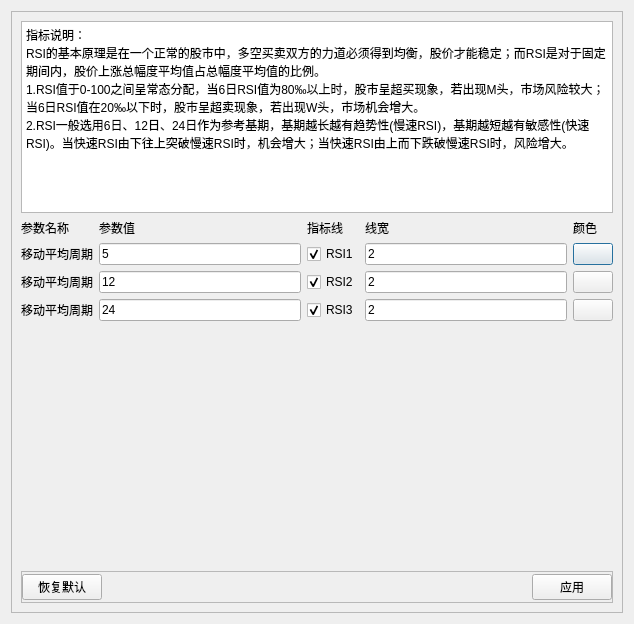
The window that src/gui/qt_widgets/MComponents/indicators/setting/RsiSettingDialog.ui (Daydreamer-AI/KLineReview) describes before a commit, drawn with Qt 5.
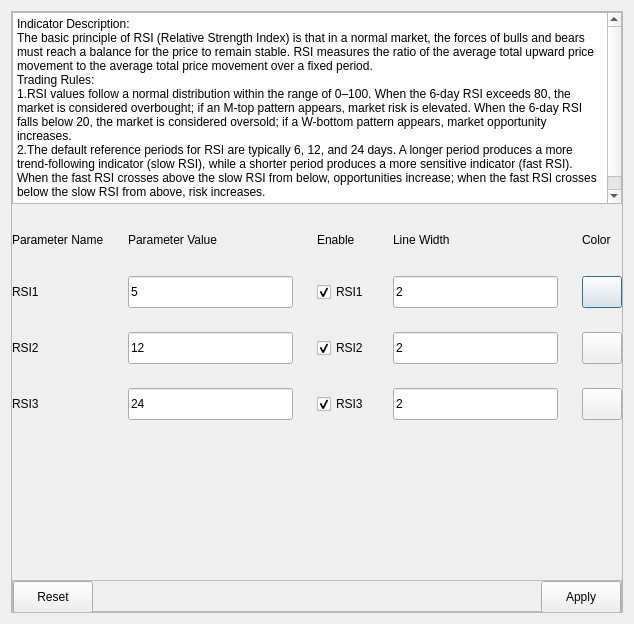
The same window after the commit. Custom widgets are drawn as their Qt base class.

Commit message: 指标设置对话框UI及国际化更新

Diff of the .ui file:
```diff
--- a/src/gui/qt_widgets/MComponents/indicators/setting/RsiSettingDialog.ui
+++ b/src/gui/qt_widgets/MComponents/indicators/setting/RsiSettingDialog.ui
@@ -23,6 +23,21 @@
       <enum>QFrame::Raised</enum>
      </property>
      <layout class="QVBoxLayout" name="verticalLayout">
+      <property name="spacing">
+       <number>24</number>
+      </property>
+      <property name="leftMargin">
+       <number>0</number>
+      </property>
+      <property name="topMargin">
+       <number>0</number>
+      </property>
+      <property name="rightMargin">
+       <number>0</number>
+      </property>
+      <property name="bottomMargin">
+       <number>0</number>
+      </property>
       <item>
        <widget class="QPlainTextEdit" name="plainTextEdit">
         <property name="sizePolicy">
@@ -35,26 +50,33 @@
          <bool>true</bool>
         </property>
         <property name="plainText">
-         <string>指标说明：
-RSI的基本原理是在一个正常的股市中，多空买卖双方的力道必须得到均衡，股价才能稳定；而RSI是对于固定期间内，股价上涨总幅度平均值占总幅度平均值的比例。
-1.RSI值于0-100之间呈常态分配，当6日RSI值为80‰以上时，股市呈超买现象，若出现M头，市场风险较大；当6日RSI值在20‰以下时，股市呈超卖现象，若出现W头，市场机会增大。
-2.RSI一般选用6日、12日、24日作为参考基期，基期越长越有趋势性(慢速RSI)，基期越短越有敏感性(快速RSI)。当快速RSI由下往上突破慢速RSI时，机会增大；当快速RSI由上而下跌破慢速RSI时，风险增大。</string>
+         <string>Indicator Description:
+The basic principle of RSI (Relative Strength Index) is that in a normal market, the forces of bulls and bears must reach a balance for the price to remain stable. RSI measures the ratio of the average total upward price movement to the average total price movement over a fixed period.
+Trading Rules:
+1.RSI values follow a normal distribution within the range of 0–100. When the 6-day RSI exceeds 80, the market is considered overbought; if an M-top pattern appears, market risk is elevated. When the 6-day RSI falls below 20, the market is considered oversold; if a W-bottom pattern appears, market opportunity increases.
+2.The default reference periods for RSI are typically 6, 12, and 24 days. A longer period produces a more trend-following indicator (slow RSI), while a shorter period produces a more sensitive indicator (fast RSI). When the fast RSI crosses above the slow RSI from below, opportunities increase; when the fast RSI crosses below the slow RSI from above, risk increases.</string>
         </property>
        </widget>
       </item>
       <item>
        <layout class="QGridLayout" name="gridLayout">
         <item row="0" column="0">
-         <widget class="QLabel" name="label_title_para_name">
+         <widget class="BodyLabel" name="label_title_para_name">
+          <property name="minimumSize">
+           <size>
+            <width>0</width>
+            <height>24</height>
+           </size>
+          </property>
           <property name="text">
-           <string>参数名称</string>
+           <string>Parameter Name</string>
           </property>
          </widget>
         </item>
         <item row="0" column="1">
          <widget class="QLabel" name="label_title_para_value">
           <property name="text">
-           <string>参数值</string>
+           <string>Parameter Value</string>
           </property>
          </widget>
         </item>
@@ -67,40 +89,52 @@
            </sizepolicy>
           </property>
           <property name="text">
-           <string>指标线</string>
+           <string>Enable</string>
           </property>
          </widget>
         </item>
         <item row="0" column="3">
          <widget class="QLabel" name="label_title_line_width">
           <property name="text">
-           <string>线宽</string>
+           <string>Line Width</string>
           </property>
          </widget>
         </item>
         <item row="0" column="4">
          <widget class="QLabel" name="label_title_line_color">
           <property name="text">
-           <string>颜色</string>
+           <string>Color</string>
           </property>
          </widget>
         </item>
         <item row="1" column="0">
          <widget class="QLabel" name="label_title_ma_period">
           <property name="text">
-           <string>移动平均周期</string>
+           <string>RSI1</string>
           </property>
          </widget>
         </item>
         <item row="1" column="1">
-         <widget class="QLineEdit" name="lineEdit_ma_period">
+         <widget class="LineEdit" name="lineEdit_ma_period">
+          <property name="minimumSize">
+           <size>
+            <width>0</width>
+            <height>32</height>
+           </size>
+          </property>
           <property name="text">
            <string>5</string>
           </property>
          </widget>
         </item>
         <item row="1" column="2">
-         <widget class="QCheckBox" name="checkBox_ma">
+         <widget class="CheckBox" name="checkBox_ma">
+          <property name="minimumSize">
+           <size>
+            <width>0</width>
+            <height>32</height>
+           </size>
+          </property>
           <property name="text">
            <string>RSI1</string>
           </property>
@@ -110,7 +144,13 @@
          </widget>
         </item>
         <item row="1" column="3">
-         <widget class="QLineEdit" name="lineEdit_line_width">
+         <widget class="LineEdit" name="lineEdit_line_width">
+          <property name="minimumSize">
+           <size>
+            <width>0</width>
+            <height>32</height>
+           </size>
+          </property>
           <property name="text">
            <string>2</string>
           </property>
@@ -118,6 +158,12 @@
         </item>
         <item row="1" column="4">
          <widget class="QPushButton" name="btn_color">
+          <property name="minimumSize">
+           <size>
+            <width>0</width>
+            <height>32</height>
+           </size>
+          </property>
           <property name="text">
            <string/>
           </property>
@@ -126,19 +172,31 @@
         <item row="2" column="0">
          <widget class="QLabel" name="label_title_ma_period_1">
           <property name="text">
-           <string>移动平均周期</string>
+           <string>RSI2</string>
           </property>
          </widget>
         </item>
         <item row="2" column="1">
-         <widget class="QLineEdit" name="lineEdit_ma_period_1">
+         <widget class="LineEdit" name="lineEdit_ma_period_1">
+          <property name="minimumSize">
+           <size>
+            <width>0</width>
+            <height>32</height>
+           </size>
+          </property>
           <property name="text">
            <string>12</string>
           </property>
          </widget>
         </item>
         <item row="2" column="2">
-         <widget class="QCheckBox" name="checkBox_ma_1">
+         <widget class="CheckBox" name="checkBox_ma_1">
+          <property name="minimumSize">
+           <size>
+            <width>0</width>
+            <height>32</height>
+           </size>
+          </property>
           <property name="text">
            <string>RSI2</string>
           </property>
@@ -148,7 +206,13 @@
          </widget>
         </item>
         <item row="2" column="3">
-         <widget class="QLineEdit" name="lineEdit_line_width_1">
+         <widget class="LineEdit" name="lineEdit_line_width_1">
+          <property name="minimumSize">
+           <size>
+            <width>0</width>
+            <height>32</height>
+           </size>
+          </property>
           <property name="text">
            <string>2</string>
           </property>
@@ -156,6 +220,12 @@
         </item>
         <item row="2" column="4">
          <widget class="QPushButton" name="btn_color_1">
+          <property name="minimumSize">
+           <size>
+            <width>0</width>
+            <height>32</height>
+           </size>
+          </property>
           <property name="text">
            <string/>
           </property>
@@ -164,19 +234,31 @@
         <item row="3" column="0">
          <widget class="QLabel" name="label_title_ma_period_2">
           <property name="text">
-           <string>移动平均周期</string>
+           <string>RSI3</string>
           </property>
          </widget>
         </item>
         <item row="3" column="1">
-         <widget class="QLineEdit" name="lineEdit_ma_period_2">
+         <widget class="LineEdit" name="lineEdit_ma_period_2">
+          <property name="minimumSize">
+           <size>
+            <width>0</width>
+            <height>32</height>
+           </size>
+          </property>
           <property name="text">
            <string>24</string>
           </property>
          </widget>
         </item>
         <item row="3" column="2">
-         <widget class="QCheckBox" name="checkBox_ma_2">
+         <widget class="CheckBox" name="checkBox_ma_2">
+          <property name="minimumSize">
+           <size>
+            <width>0</width>
+            <height>32</height>
+           </size>
+          </property>
           <property name="text">
            <string>RSI3</string>
           </property>
@@ -186,7 +268,13 @@
          </widget>
         </item>
         <item row="3" column="3">
-         <widget class="QLineEdit" name="lineEdit_line_width_2">
+         <widget class="LineEdit" name="lineEdit_line_width_2">
+          <property name="minimumSize">
+           <size>
+            <width>0</width>
+            <height>32</height>
+           </size>
+          </property>
           <property name="text">
            <string>2</string>
           </property>
@@ -194,6 +282,12 @@
         </item>
         <item row="3" column="4">
          <widget class="QPushButton" name="btn_color_2">
+          <property name="minimumSize">
+           <size>
+            <width>0</width>
+            <height>32</height>
+           </size>
+          </property>
           <property name="text">
            <string/>
           </property>
@@ -248,9 +342,15 @@
           <number>0</number>
          </property>
          <item>
-          <widget class="QPushButton" name="btn_reset">
+          <widget class="PushButton" name="btn_reset">
+           <property name="minimumSize">
+            <size>
+             <width>0</width>
+             <height>32</height>
+            </size>
+           </property>
            <property name="text">
-            <string>恢复默认</string>
+            <string>Reset</string>
            </property>
           </widget>
          </item>
@@ -268,9 +368,15 @@
           </spacer>
          </item>
          <item>
-          <widget class="QPushButton" name="btn_apply">
+          <widget class="PushButton" name="btn_apply">
+           <property name="minimumSize">
+            <size>
+             <width>0</width>
+             <height>32</height>
+            </size>
+           </property>
            <property name="text">
-            <string>应用</string>
+            <string>Apply</string>
            </property>
           </widget>
          </item>
@@ -282,6 +388,33 @@
    </item>
   </layout>
  </widget>
+ <customwidgets>
+  <customwidget>
+   <class>TextBrowser</class>
+   <extends>QPlainTextEdit</extends>
+   <header>line_edit</header>
+  </customwidget>
+  <customwidget>
+   <class>BodyLabel</class>
+   <extends>QLabel</extends>
+   <header>label</header>
+  </customwidget>
+  <customwidget>
+   <class>LineEdit</class>
+   <extends>QLineEdit</extends>
+   <header>line_edit</header>
+  </customwidget>
+  <customwidget>
+   <class>CheckBox</class>
+   <extends>QCheckBox</extends>
+   <header>check_box</header>
+  </customwidget>
+  <customwidget>
+   <class>PushButton</class>
+   <extends>QPushButton</extends>
+   <header>button</header>
+  </customwidget>
+ </customwidgets>
  <resources/>
  <connections/>
 </ui>
```
Left out of the diff: 18 changed lines with no effect on the pictures. The commit also changes 14 other files.
